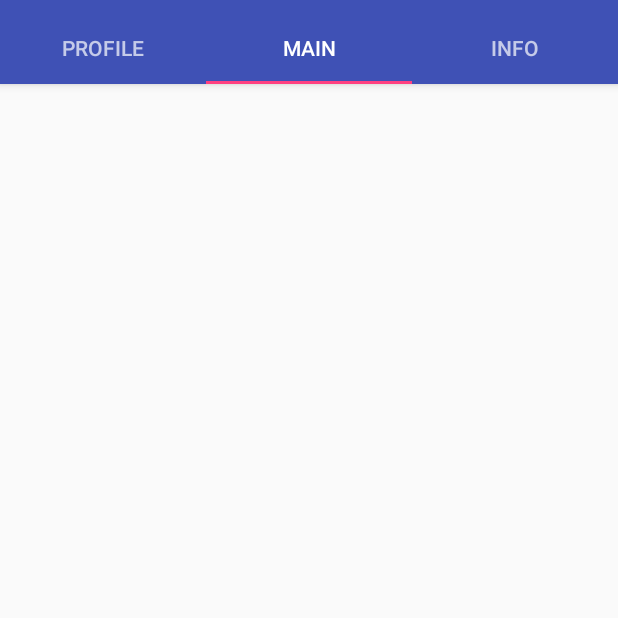
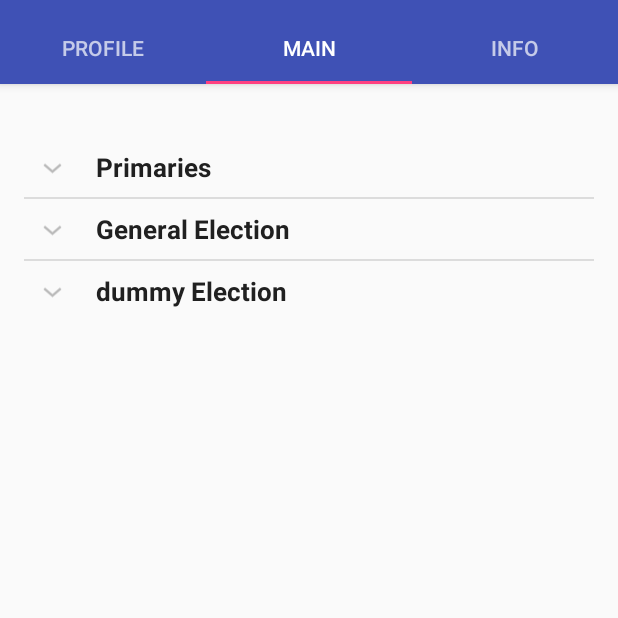
Before and after one commit to Phunkenstein/votair, an Android app: the screen it shows after launch (MainActivity), on a phone screen of 412 x 824 dp, the top half of it. Run offline under Robolectric (Android 15) with nearby library versions, the phone set to English and light mode, and no system bars; libraries missing offline, so code that uses them is left out: com.example.uwm, com.google.api.client; 6 statements that could not run were skipped.

Commit message:
Got the expandablelistview working.  Refer to dummy generation method for data formats.

```diff
--- a/app/src/main/java/com/montedigorno/votair/ElectionFragment.java
+++ b/app/src/main/java/com/montedigorno/votair/ElectionFragment.java
@@ -11,6 +11,12 @@ import android.view.ViewGroup;
 import android.widget.ArrayAdapter;
 import android.widget.TextView;
 
+import android.widget.ExpandableListView;
+import android.widget.ExpandableListView.OnChildClickListener;
+import android.widget.ExpandableListView.OnGroupClickListener;
+import android.widget.ExpandableListView.OnGroupCollapseListener;
+import android.widget.ExpandableListView.OnGroupExpandListener;
+
 import java.io.BufferedReader;
 import java.io.IOException;
 import java.io.InputStream;
@@ -20,6 +26,7 @@ import java.net.HttpURLConnection;
 import java.net.URL;
 import java.util.ArrayList;
 import java.util.Arrays;
+import java.util.HashMap;
 import java.util.List;
 
 import com.example.uwm.myapplication.backend.request.Request;
@@ -35,7 +42,10 @@ public class ElectionFragment extends Fragment {
 
     private static final String ARG_SECTION_NUMBER = "section_number";
 
-    private ArrayAdapter<String> mElectionAdapter;
+    private ArrayList<String> elections;
+    private HashMap<String, List<String>> electionItemHash;
+    private ExpandableListView expView;
+    private ExpandableListAdapter mElectionAdapter;
 
     public ElectionFragment() {
     }
@@ -65,24 +75,46 @@ public class ElectionFragment extends Fragment {
     public View onCreateView(LayoutInflater inflater, ViewGroup container,
                              Bundle savedInstanceState) {
 
-        String[] dummyData = {
-                "Election 1",
-                "Election 2",
-                "Election 3"
-        };
+        View rootView = inflater.inflate(R.layout.fragment_main, container, false);
+        expView = (ExpandableListView) rootView.findViewById(R.id.expandableListView);
 
-        List<String> elections = new ArrayList<String>(Arrays.asList(dummyData));
-
-        mElectionAdapter = new ArrayAdapter<String>(
-                getActivity(),
-                R.layout.main_list_item,
-                R.id.expandableListView,
-              elections
-        );
-
-        View rootView = inflater.inflate(R.layout.fragment_main, container, false);
+        populateDummyList();
+        mElectionAdapter = new ExpandableListAdapter(this.getContext(),
+                elections,
+                electionItemHash);
+        expView.setAdapter(mElectionAdapter); //I have no idea why this doesn't work right.
+        //Something about it being a fragment and not an activity or something?
 
         return rootView;
+    }
+
+    private void populateDummyList(){
+        elections = new ArrayList<String>();
+        electionItemHash = new HashMap<String, List<String>>();
+
+        elections.add("Primaries");
+        elections.add("General Election");
+        elections.add("dummy Election");
+
+        List<String> primaries = new ArrayList<String>();
+        primaries.add("Republican");
+        primaries.add("Democrat");
+        primaries.add("Date to vote");
+        primaries.add("more stuff you need to know");
+
+        List<String> general = new ArrayList<String>();
+        general.add("Republican");
+        general.add("Democrat");
+        general.add("Date to vote");
+        general.add("vote already guies");
+
+        List<String> dummy = new ArrayList<String>();
+        dummy.add("Dummy item");
+        dummy.add("Another dummy item");
+
+        electionItemHash.put(elections.get(0), primaries);
+        electionItemHash.put(elections.get(1), general);
+        electionItemHash.put(elections.get(2), dummy);
     }
 
     public class FetchElectionTask extends AsyncTask<String, Void, String[]> {
--- /dev/null
+++ b/app/src/main/java/com/montedigorno/votair/ExpandableListAdapter.java
@@ -0,0 +1,110 @@
+package com.montedigorno.votair;
+
+import java.util.HashMap;
+import java.util.List;
+
+import android.content.Context;
+import android.graphics.Typeface;
+import android.view.LayoutInflater;
+import android.view.View;
+import android.view.ViewGroup;
+import android.widget.BaseExpandableListAdapter;
+import android.widget.TextView;
+
+
+/**
+ * Created by Fatch on 3/28/2016.
+ */
+
+public class ExpandableListAdapter extends BaseExpandableListAdapter {
+    private Context _context;
+    private List<String> _listDataHeader; // header titles
+    // child data in format of header title, child title
+    private HashMap<String, List<String>> _listDataChild;
+
+    public ExpandableListAdapter(Context context, List<String> listDataHeader,
+                                 HashMap<String, List<String>> listChildData) {
+        this._context = context;
+        this._listDataHeader = listDataHeader;  //Elections
+        this._listDataChild = listChildData;  //Data items for each election
+    }
+    @Override
+    public Object getChild(int groupPosition, int childPosition) {
+        return this._listDataChild.get(this._listDataHeader.get(groupPosition))
+                .get(childPosition);
+    }
+
+    @Override
+    public long getChildId(int groupPosition, int childPosition) {
+        return childPosition;
+    }
+
+    @Override
+    public View getChildView(int groupPosition, final int childPosition,
+                             boolean isLastChild, View convertView, ViewGroup parent) {
+
+        final String childText = (String) getChild(groupPosition, childPosition);
+
+        if (convertView == null) {
+            LayoutInflater infalInflater = (LayoutInflater) this._context
+                    .getSystemService(Context.LAYOUT_INFLATER_SERVICE);
+            convertView = infalInflater.inflate(R.layout.main_list_item, null);
+        }
+
+        TextView txtListChild = (TextView) convertView
+                .findViewById(R.id.lblListItem);
+
+        txtListChild.setText(childText);
+        return convertView;
+    }
+
+    @Override
+    public int getChildrenCount(int groupPosition) {
+        return this._listDataChild.get(this._listDataHeader.get(groupPosition))
+                .size();
+    }
+
+    @Override
+    public Object getGroup(int groupPosition) {
+        return this._listDataHeader.get(groupPosition);
+    }
+
+    @Override
+    public int getGroupCount() {
+        return this._listDataHeader.size();
+    }
+
+    @Override
+    public long getGroupId(int groupPosition) {
+        return groupPosition;
+    }
+
+    @Override
+    public View getGroupView(int groupPosition, boolean isExpanded,
+                             View convertView, ViewGroup parent) {
+        String headerTitle = (String) getGroup(groupPosition);
+        if (convertView == null) {
+            LayoutInflater infalInflater = (LayoutInflater) this._context
+                    .getSystemService(Context.LAYOUT_INFLATER_SERVICE);
+            convertView = infalInflater.inflate(R.layout.main_list, null);
+        }
+
+        TextView lblListHeader = (TextView) convertView
+                .findViewById(R.id.lblListHeader);
+        lblListHeader.setTypeface(null, Typeface.BOLD);
+        lblListHeader.setText(headerTitle);
+
+        return convertView;
+    }
+
+    @Override
+    public boolean hasStableIds() {
+        return false;
+    }
+
+    @Override
+    public boolean isChildSelectable(int groupPosition, int childPosition) {
+        return true;
+    }
+
+}
--- a/app/src/main/res/layout/main_list.xml
+++ b/app/src/main/res/layout/main_list.xml
@@ -3,8 +3,7 @@
     android:layout_width="fill_parent"
     android:layout_height="wrap_content"
     android:orientation="vertical"
-    android:padding="8dp"
-    android:background="#000000">
+    android:padding="8dp">
 
 
     <TextView
@@ -13,6 +12,6 @@
         android:layout_height="wrap_content"
         android:paddingLeft="?android:attr/expandableListPreferredItemPaddingLeft"
         android:textSize="17dp"
-        android:textColor="#f9f93d" />
+        android:textColor="#202020" />
 
 </LinearLayout>
```
